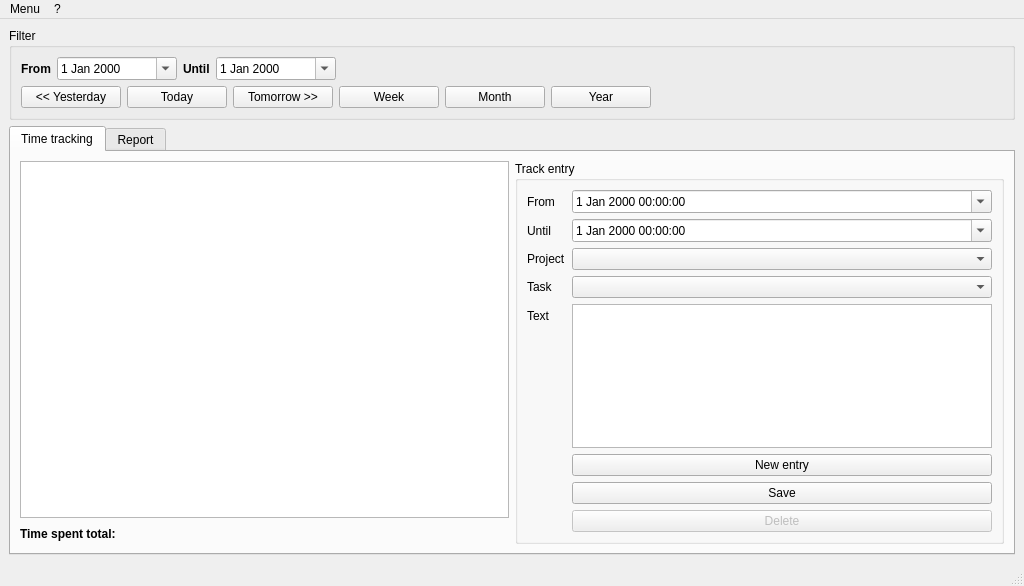
Qt form timetracker/mainwindow.ui (tsymalla/timetracker) before a commit.
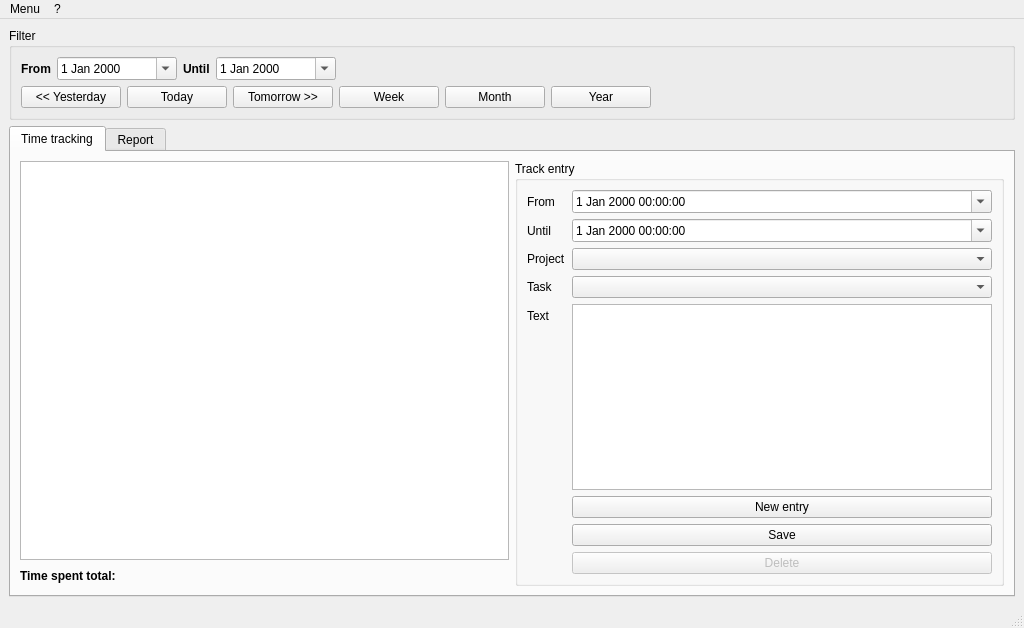
The same form after that commit. Icons and pictures are not drawn. Custom widgets are drawn as their Qt base class.

Commit message: layout for mac

The edit to the form file:
```diff
--- a/timetracker/mainwindow.ui
+++ b/timetracker/mainwindow.ui
@@ -7,7 +7,7 @@
     <x>0</x>
     <y>0</y>
     <width>1024</width>
-    <height>586</height>
+    <height>628</height>
    </rect>
   </property>
   <property name="windowTitle">
@@ -358,6 +358,9 @@
            <bool>false</bool>
           </property>
           <layout class="QFormLayout" name="formLayout">
+           <property name="fieldGrowthPolicy">
+            <enum>QFormLayout::AllNonFixedFieldsGrow</enum>
+           </property>
            <item row="0" column="0">
             <widget class="QLabel" name="label">
              <property name="text">
```
Left out of the diff: 2 changed lines with no effect on the pictures.
